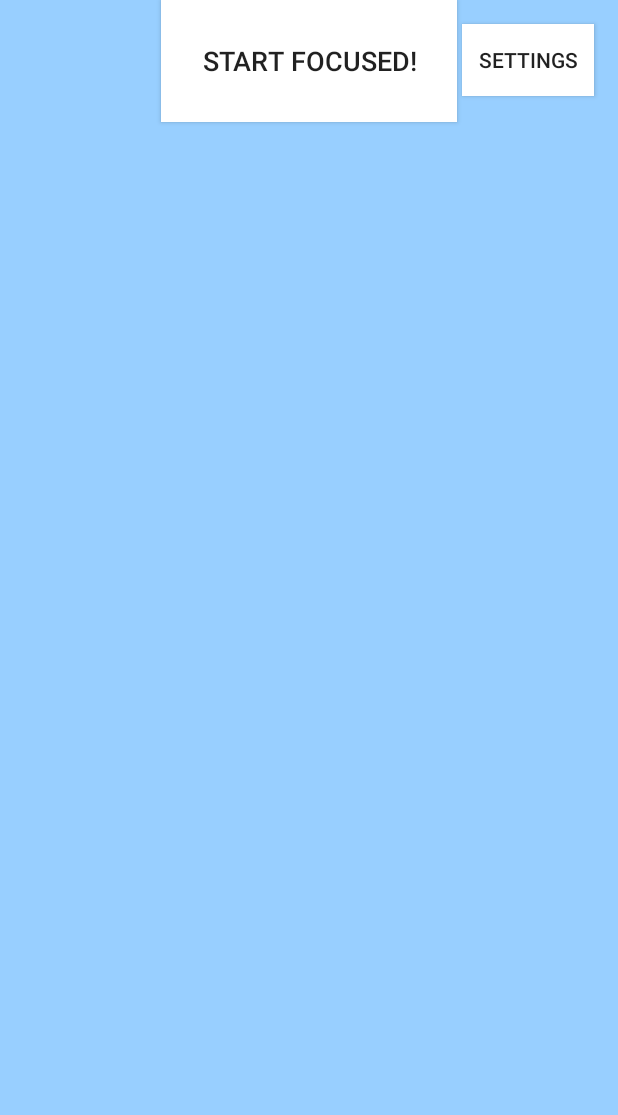
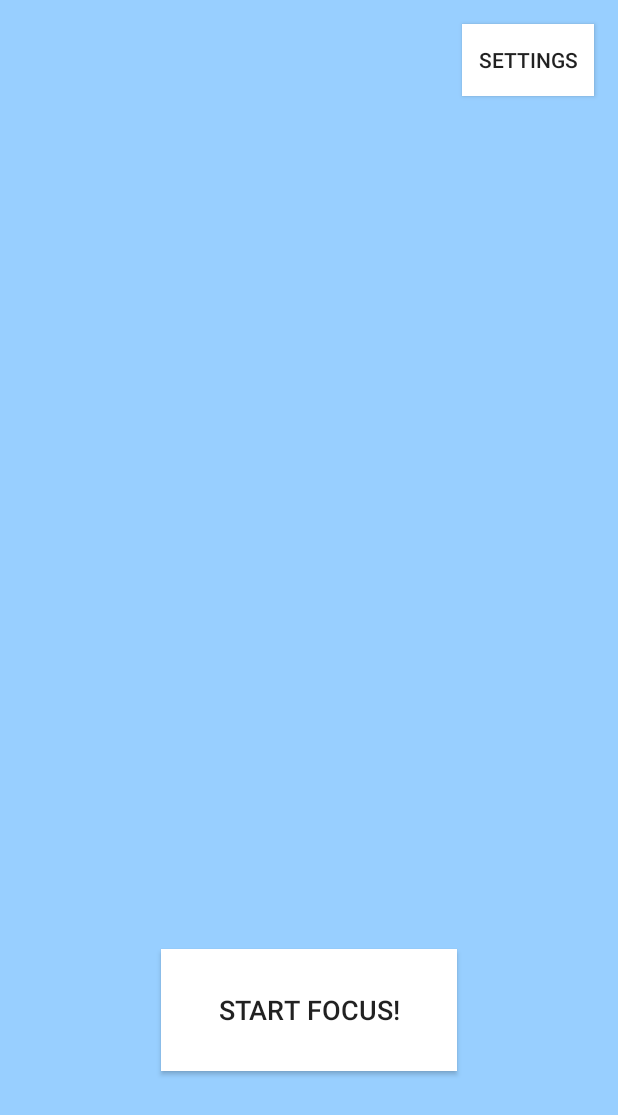
Before and after one commit to Jiazheng411/NotificationBlocker, an Android app: the layout activity_main.xml on its own in the app's theme, with its tools: preview values and no code run, on a phone screen of 412 x 824 dp. Shown: the top 1115 px of the screen. Run offline under Robolectric (Android 15) with nearby library versions, the phone set to English and light mode, and no system bars.

Commit message:
feat(ui) add buttons in all view

```diff
--- a/app/src/main/AndroidManifest.xml
+++ b/app/src/main/AndroidManifest.xml
@@ -9,7 +9,7 @@
         android:roundIcon="@mipmap/ic_launcher_round"
         android:supportsRtl="true"
         android:theme="@style/AppTheme">
-        <activity android:name=".MainActivity">
+        <activity android:name=".RestTimeActivity">
             <intent-filter>
                 <action android:name="android.intent.action.MAIN" />
 
@@ -23,6 +23,9 @@
                 <action android:name="android.service.notification.NotificationListenerService" />
             </intent-filter>
         </service>
+        <activity android:name=".FocusModeActivity"></activity>
+        <activity android:name=".MainActivity"></activity>
+        <activity android:name=".SettingMainActivity"></activity>
     </application>
 
 </manifest>
--- a/app/src/main/res/layout/activity_main.xml
+++ b/app/src/main/res/layout/activity_main.xml
@@ -8,31 +8,33 @@
     tools:context=".MainActivity">
 
     <Button
-        android:id="@+id/settingButton"
+        android:id="@+id/buttonSetting"
         android:layout_width="wrap_content"
         android:layout_height="wrap_content"
         android:layout_marginTop="16dp"
         android:layout_marginEnd="16dp"
         android:background="#FFFFFF"
-        android:text="Settings"
+        android:text="@string/settings"
         app:layout_constraintEnd_toEndOf="parent"
         app:layout_constraintTop_toTopOf="parent" />
 
     <Button
-        android:id="@+id/startFocusModeButton"
+        android:id="@+id/buttonStartFocusMode"
         android:layout_width="197dp"
         android:layout_height="81dp"
+        android:layout_marginBottom="110dp"
         android:background="#FFFFFF"
-        android:text="Start Focused!"
+        android:text="@string/start_focus"
         android:textSize="18sp"
+        app:layout_constraintBottom_toBottomOf="@+id/imageView"
         app:layout_constraintEnd_toEndOf="parent"
-        app:layout_constraintStart_toStartOf="parent"
-        tools:layout_editor_absoluteY="536dp" />
+        app:layout_constraintStart_toStartOf="parent" />
 
     <ImageView
         android:id="@+id/imageView"
         android:layout_width="0dp"
         android:layout_height="0dp"
+        android:contentDescription="@string/main_activity_image_desc"
         app:layout_constraintBottom_toBottomOf="parent"
         app:layout_constraintEnd_toEndOf="parent"
         app:layout_constraintStart_toStartOf="parent"
--- a/app/src/main/res/values/strings.xml
+++ b/app/src/main/res/values/strings.xml
@@ -1,3 +1,8 @@
 <resources>
     <string name="app_name">NotificationListener3</string>
+    <string name="settings">Settings</string>
+    <string name="start_focus">Start Focus!</string>
+    <string name="main_activity_image_desc">Main Activity Background</string>
+    <string name="focus_mode_image_desc">Focus Mode Background</string>
+    <string name="rest_image_desc">Rest Page Image</string>
 </resources>
```
Also changed, not shown: app/src/main/java/com/example/notificationlistener3/FocusModeActivity.java (added, +35 -0 lines), app/src/main/java/com/example/notificationlistener3/MainActivity.java (+7 -4 lines), app/src/main/java/com/example/notificationlistener3/RestTimeActivity.java (added, +42 -0 lines), app/src/main/java/com/example/notificationlistener3/SettingMainActivity.java (added, +17 -0 lines), app/src/main/res/layout/focus_mode_activity.xml (+7 -5 lines), app/src/main/res/layout/rest_time_activity.xml (+14 -12 lines), app/src/main/res/layout/setting_main_activity.xml (+5 -3 lines).
